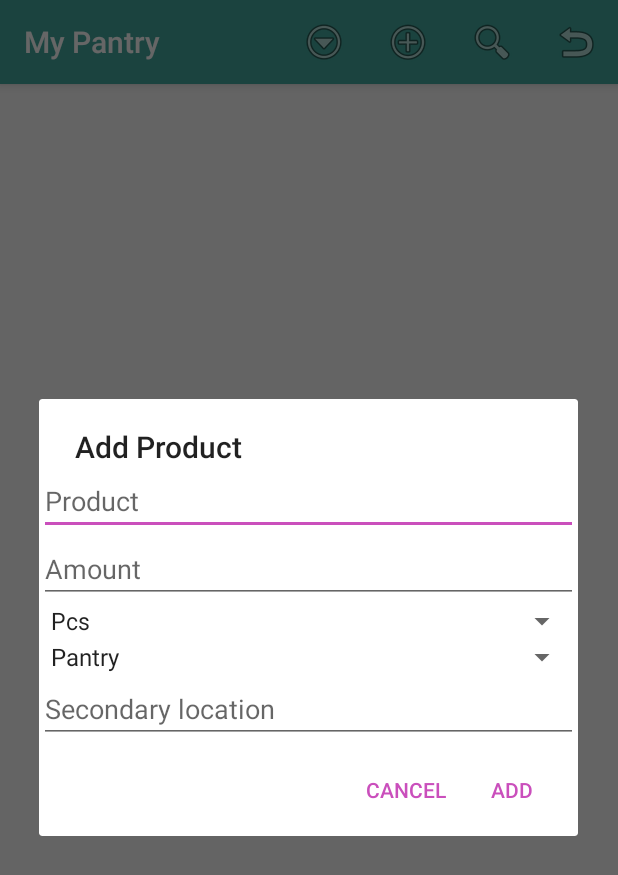
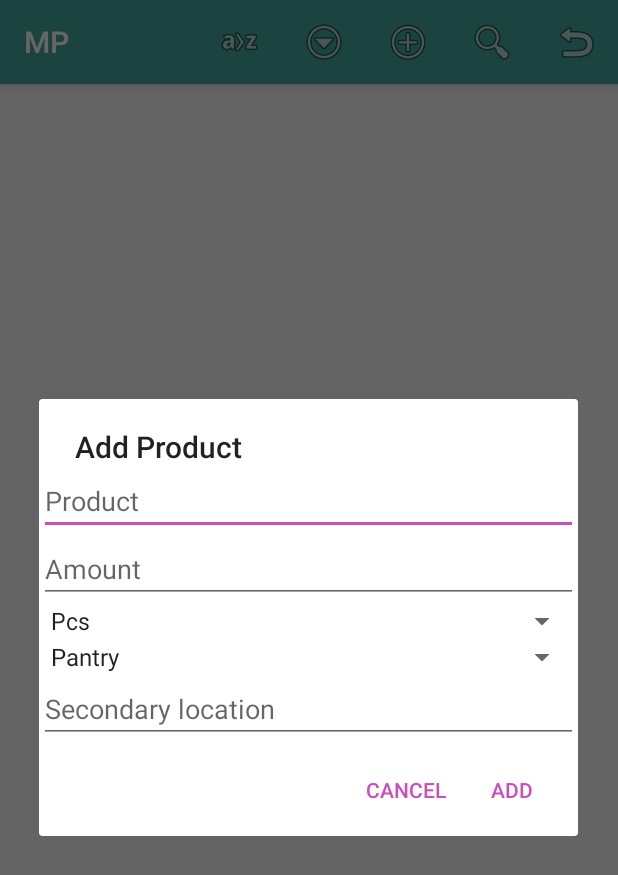
Before and after one commit to Belitili/MyPantry, an Android app: the screen it shows after launch (MainActivity), after a tap on "Add Product", on a phone screen of 412 x 824 dp. Shown: the top 875 px of the screen. Run offline under Robolectric (Android 15) with nearby library versions, the phone set to English and light mode, and no system bars.

Commit message:
sort alphabetically added, and sort options added to location filter

```diff
--- a/app/src/main/res/menu/menu.xml
+++ b/app/src/main/res/menu/menu.xml
@@ -6,10 +6,16 @@
     xmlns:app="http://schemas.android.com/apk/res-auto">
 
     <item
-        android:id="@+id/action_filter_location"
+        android:id="@+id/order_alphabet"
+        android:icon="@android:drawable/ic_menu_sort_alphabetically"
+        app:showAsAction="always"
+        android:title="@string/order_alphabet" />
+
+    <item
+        android:id="@+id/action_filter_and_order"
         android:icon="@android:drawable/ic_menu_more"
         app:showAsAction="always"
-        android:title="@string/filter_location" />
+        android:title="@string/filter_and_order" />
 
     <item
         android:id="@+id/action_add_product"
--- a/app/src/main/res/values/spinnerValues.xml
+++ b/app/src/main/res/values/spinnerValues.xml
@@ -10,6 +10,14 @@
     <string-array name="units_array">
         <item>Pcs</item>
         <item>kg</item>
+        <item>g</item>
         <item>l</item>
     </string-array>
+
+    <string-array name="order_types">
+        <item>A-Z Name</item>
+        <item>Z-A Name</item>
+        <item>Earliest-Last Added</item>
+        <item>Last-Earliest Added</item>
+    </string-array>
 </resources>
--- a/app/src/main/res/values/strings.xml
+++ b/app/src/main/res/values/strings.xml
@@ -1,5 +1,5 @@
 <resources>
-    <string name="app_name">My Pantry</string>
+    <string name="app_name">MP</string>
 
     //All text abstracted, for translation
     <string name="add_product">Add Product</string>
@@ -12,6 +12,7 @@
     <string name="search">Search</string>
     <string name="show_all_products">Show All Products</string>
     <string name="field_required">This field is required!</string>
-    <string name="filter_location">Filter by location</string>
+    <string name="filter_and_order">Filter and Order</string>
     <string name="secondary_location">Secondary location</string>
+    <string name="order_alphabet">Order alphabetically</string>
 </resources>
```
Also changed, not shown: app/src/main/java/com/example/marie/mypantry/MainActivity.java (+79 -24 lines).
